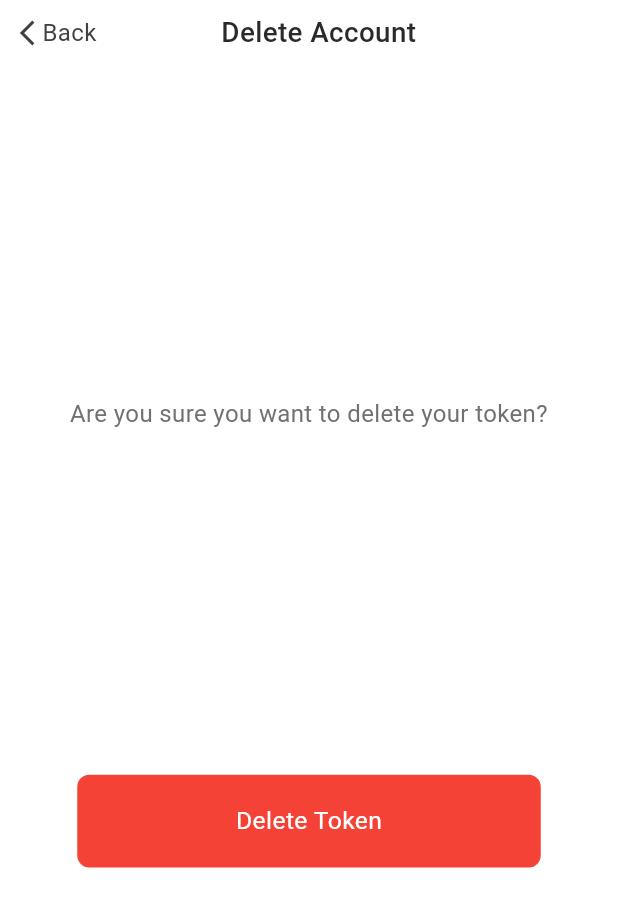
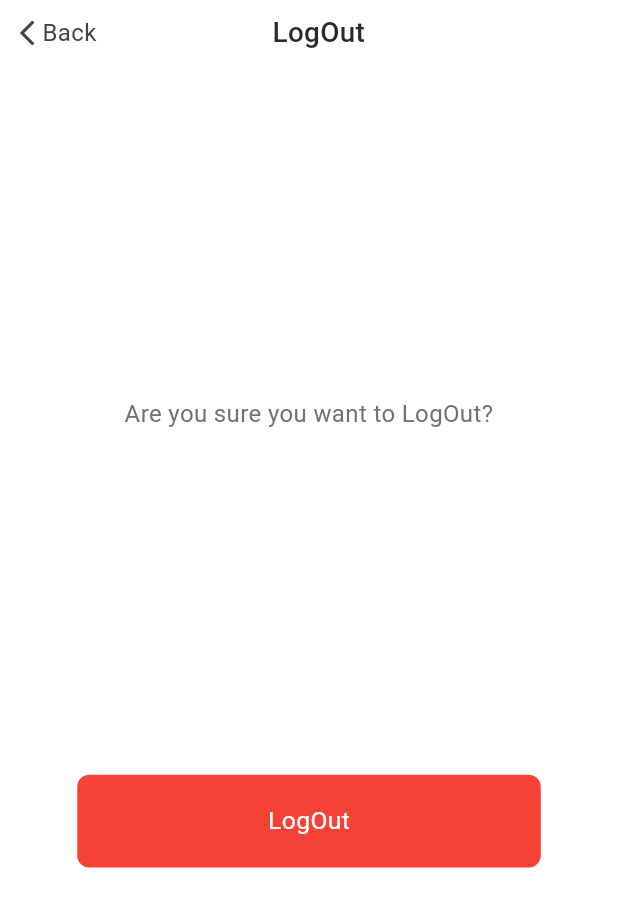
Before and after one commit to Fatina-Lababidi/kareem_app, a Flutter app: the DeletePage screen opened directly with empty values, on a phone screen of 412 x 824 dp. Shown: the top 907 px of the screen. Run offline on Flutter 3.47's test engine with Material 3 defaults, Android fonts, the phone set to English and light mode, and no system bars; drawn by our look-alikes of flutter_animate; our stand-ins replace bloc, dartz, dio, easy_localization, flutter_bloc, flutter_map and 6 more; accounts and stored records are empty.

Commit message:
removing drawer & changes in app bloc

```diff
--- a/assets/translation/en.json
+++ b/assets/translation/en.json
@@ -61,7 +61,7 @@
   "settings_title": "Settings",
   "change_language": "Change Language",
   "contact_us": "Contact Us",
-  "delete_account": "Delete Account",
+  "delete_account": "LogOut",
   "english_option": "English",
   "arabic_option": "Arabic",
   "try_again": "try again",
@@ -133,9 +133,9 @@
   "backHome": "Back Home",
   "addedSuccessfully": "Added Successfully",
   "moneyAddedSuccessfully": "your money has been added successfully",
-  "deleteTokenQues": "Are you sure you want to delete your token? ",
-  "deleteToken": "Delete Token",
-  "deleteTokenSnackBar": "Token has been deleted",
+  "deleteTokenQues": "Are you sure you want to LogOut? ",
+  "deleteToken": "LogOut",
+  "deleteTokenSnackBar": "LogOut done successfully!",
   "payment": "Payment",
   "reservationId": "your reservation id is : ",
   "enterWalletPassword": "please enter your wallet password :",
--- a/lib/core/app_bloc/app_maneger_event.dart
+++ b/lib/core/app_bloc/app_maneger_event.dart
@@ -3,4 +3,6 @@ part of 'app_maneger_bloc.dart';
 @immutable
 sealed class AppManegerEvent {}
 
-class CheckAuthStatus extends AppManegerEvent{}
+class CheckAuthStatus extends AppManegerEvent {}
+
+class Logout extends AppManegerEvent {}
--- a/lib/core/app_bloc/app_maneger_state.dart
+++ b/lib/core/app_bloc/app_maneger_state.dart
@@ -5,6 +5,11 @@ sealed class AppManegerState {}
 
 final class AppManegerInitial extends AppManegerState {}
 
-class Authenticated extends AppManegerState{}
+class Authenticated extends AppManegerState {}//useingApp
 
-class Unauthenticated extends AppManegerState{}
+class Unauthenticated extends AppManegerState {}
+
+class FirstTimeUser extends AppManegerState{}
+
+//class ReturningUser extends AppManegerState{}
+//class LoggedOut extends AppManegerState {}
--- a/lib/features/settings/presentation/view/delete_page.dart
+++ b/lib/features/settings/presentation/view/delete_page.dart
@@ -1,28 +1,38 @@
+import 'package:careem_app_clean/core/app_bloc/app_maneger_bloc.dart';
 import 'package:careem_app_clean/core/resources/color.dart';
 import 'package:careem_app_clean/core/resources/string.dart';
 import 'package:careem_app_clean/core/widgets/appBar_widget.dart';
 import 'package:careem_app_clean/core/widgets/app_button.dart';
+import 'package:careem_app_clean/features/splash/presentation/view/careem_splash_screen.dart';
+import 'package:dio/dio.dart';
 import 'package:easy_localization/easy_localization.dart';
 import 'package:flutter/material.dart';
 import 'package:flutter_animate/flutter_animate.dart';
+import 'package:flutter_bloc/flutter_bloc.dart';
+import 'package:page_transition/page_transition.dart';
 import 'package:shared_preferences/shared_preferences.dart';
 
 class DeletePage extends StatelessWidget {
   final SharedPreferences sharedPreferences;
-  const DeletePage({super.key, required this.sharedPreferences});
+  final Dio dio;
+  const DeletePage(
+      {super.key, required this.sharedPreferences, required this.dio});
 
-  Future<void> deleteToken() async {
-    await sharedPreferences.remove('token');
-    await sharedPreferences.remove('clientId');
-    await sharedPreferences
-        .remove('haveWallet'); //! have to find better solution
-    print('token deleted');
-  }
+  // Future<void> deleteToken() async {
+  //   await sharedPreferences.remove('token');
+  //   await sharedPreferences.remove('clientId');
+  //   await sharedPreferences
+  //       .remove('haveWallet'); //! have to find better solution
+  //   print('token deleted');
+  // }
 
   @override
   Widget build(BuildContext context) {
     final double screenHeight = MediaQuery.sizeOf(context).height;
     final double screenWidth = MediaQuery.sizeOf(context).width;
+    return BlocProvider(
+      create: (context) => AppManegerBloc(),
+      child: Builder(builder: (context) {
         return Scaffold(
           backgroundColor: AppColor.whiteColor,
           body: SafeArea(
@@ -51,7 +61,8 @@ class DeletePage extends StatelessWidget {
                     containerColor: AppColor.snackbarFaildColor,
                     borderColor: AppColor.snackbarFaildColor,
                     onTap: () {
-                  deleteToken().then((_) {
+                      context.read<AppManegerBloc>().add(Logout());
+                      // deleteToken().then((_) {
                       ScaffoldMessenger.of(context).showSnackBar(
                         SnackBar(
                           content:
@@ -59,8 +70,17 @@ class DeletePage extends StatelessWidget {
                           duration: const Duration(seconds: 1),
                           backgroundColor: AppColor.snackbarOfflineColor,
                         ),
+                        //);
+                        //  }
                       );
-                  });
+                      Navigator.push(
+                        context,
+                        PageTransition(
+                          child: CareemSplashPage(
+                              sharedPreferences: sharedPreferences, dio: dio),
+                          type: PageTransitionType.fade,
+                        ),
+                      );
                     },
                   ),
                 ),
@@ -71,5 +91,7 @@ class DeletePage extends StatelessWidget {
             ),
           ),
         );
+      }),
+    );
   }
 }
--- a/lib/features/splash/presentation/view/onboarding.dart
+++ b/lib/features/splash/presentation/view/onboarding.dart
@@ -1,3 +1,4 @@
+import 'package:careem_app_clean/core/app_bloc/app_maneger_bloc.dart';
 import 'package:careem_app_clean/core/functions/language.dart';
 import 'package:careem_app_clean/core/resources/asset.dart';
 import 'package:careem_app_clean/core/resources/color.dart';
@@ -8,6 +9,7 @@ import 'package:careem_app_clean/features/splash/presentation/widgets/progress_c
 import 'package:dio/dio.dart';
 import 'package:easy_localization/easy_localization.dart';
 import 'package:flutter/material.dart';
+import 'package:flutter_bloc/flutter_bloc.dart';
 import 'package:page_transition/page_transition.dart';
 import 'package:shared_preferences/shared_preferences.dart';
 
@@ -68,6 +70,8 @@ class _OnBoardingState extends State<OnBoarding> {
             type: PageTransitionType.fade,
           ),
         );
+        widget.sharedPreferences.setBool('isFirstTime', false);
+        context.read<AppManegerBloc>().add(CheckAuthStatus());
       }
     });
   }
@@ -100,6 +104,8 @@ class _OnBoardingState extends State<OnBoarding> {
                           type: PageTransitionType.fade,
                         ),
                       );
+                      widget.sharedPreferences.setBool('isFirstTime', false);
+                      context.read<AppManegerBloc>().add(CheckAuthStatus());
                     },
                     child: Text(
                       LocalizationKeys.skip.tr(),
```
Also changed, not shown: assets/translation/ar.json (+4 -4 lines), lib/core/app_bloc/app_maneger_bloc.dart (+23 -1 lines), lib/features/home/presentation/view/home_page.dart (+32 -31 lines), lib/features/home/presentation/widgets/customNavigationBar_widget.dart (+10 -4 lines), lib/features/settings/presentation/view/settings_page.dart (+20 -10 lines), lib/features/splash/presentation/view/careem_splash_screen.dart (+21 -6 lines). Lines whose indentation alone changed are shown as unchanged.
